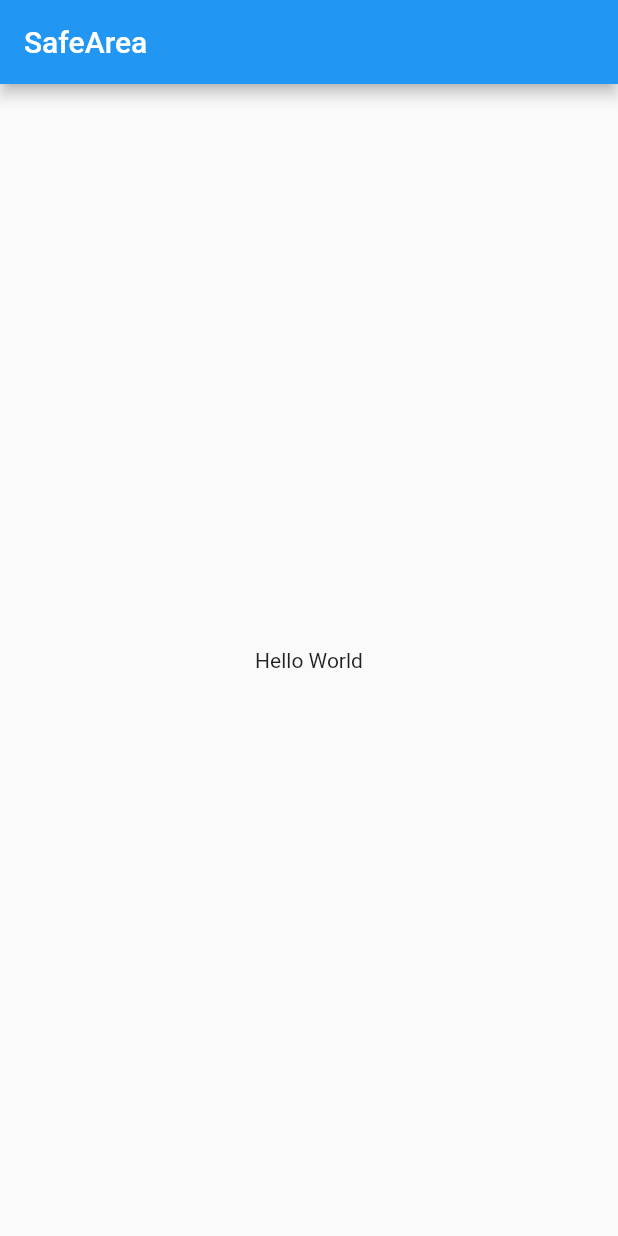
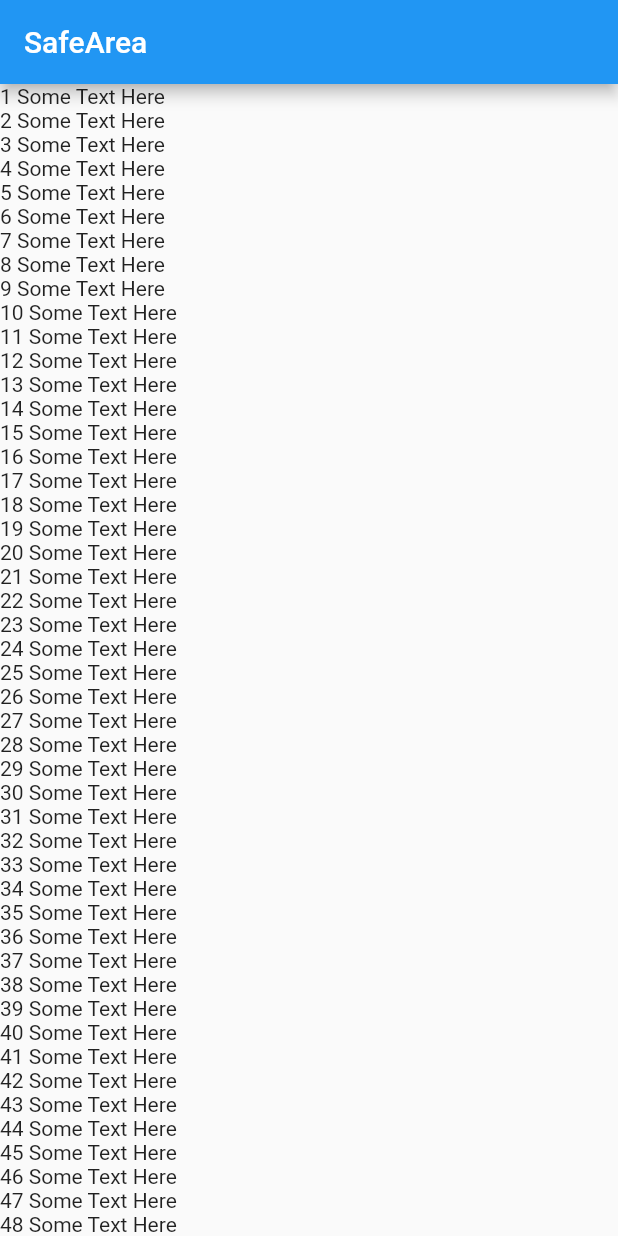
Before and after one commit to jesselima/widget_of_the_week, a Flutter app: the screen it shows after launch, on a phone screen of 412 x 824 dp. Run offline on Flutter 3.47's test engine with Material 2 defaults, Android fonts, the phone set to English and light mode, and no system bars.

Commit message:
unsafe area

```diff
--- a/lib/main.dart
+++ b/lib/main.dart
@@ -35,11 +35,8 @@ class _MyHomePageState extends State<MyHomePage> {
         title: Text("SafeArea"),
       ),
       body: Center(
-        child: Column(
-          mainAxisAlignment: MainAxisAlignment.center,
-          children: <Widget>[
-            Text("Hello World"),
-          ],
+        child: ListView(
+          children: List.generate(100, (index) => Text("${index+1} Some Text Here")),
         ),
       ),
     );
```
